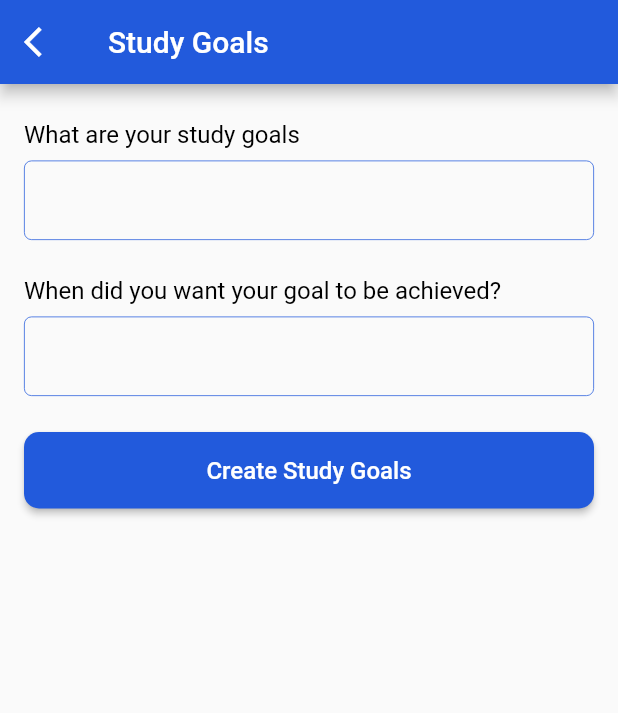
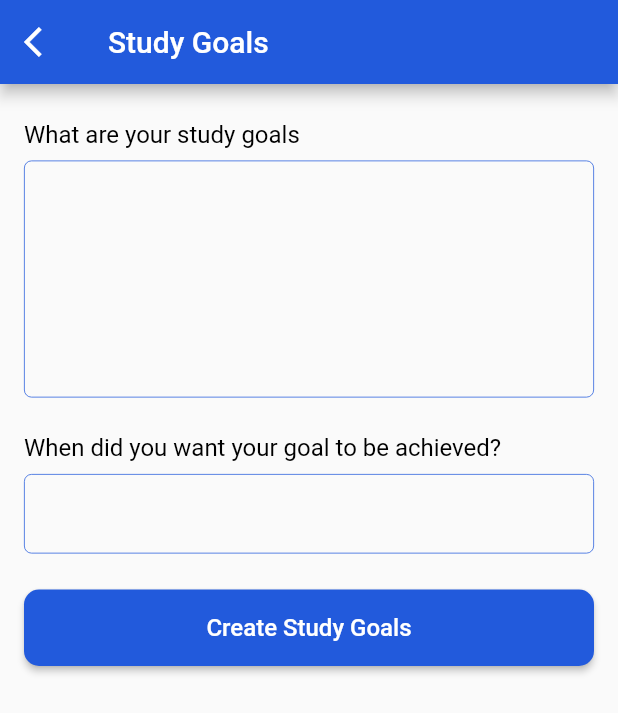
Before and after one commit to toyyibat1/My-StudyPal, a Flutter app: the AddStudyGoals screen opened directly, on a phone screen of 412 x 824 dp. Shown: the top 713 px of the screen. Run offline on Flutter 3.47's test engine with Material 2 defaults, Android fonts, the phone set to English and light mode, and no system bars; our stand-ins replace firebase_core, flutter_spinkit, flutter_svg, google_fonts; accounts and stored records are empty.

Commit message:
adjust textform field

```diff
--- a/lib/src/views/screens/add_study_goals.dart
+++ b/lib/src/views/screens/add_study_goals.dart
@@ -30,6 +30,7 @@ class _AddStudyGoalsState extends State<AddStudyGoals> {
             children: [
                kMediumVerticalSpacing,
               AppTextField(
+                height: 7,
                   keyboardType: TextInputType.emailAddress,
                   textInputAction: TextInputAction.next,
                   text: 'What are your study goals',
--- a/lib/src/views/screens/create_task_screen.dart
+++ b/lib/src/views/screens/create_task_screen.dart
@@ -44,6 +44,7 @@ class _CreateTaskScreenState extends State<CreateTaskScreen> {
                 ),
                 kMediumVerticalSpacing,
                 AppTextField(
+                  height: 7,
                   text: 'Task Description',
                   keyboardType: TextInputType.text,
                   textInputAction: TextInputAction.next,
--- a/lib/src/views/widgets/app_textfield.dart
+++ b/lib/src/views/widgets/app_textfield.dart
@@ -25,6 +25,7 @@ class AppTextField extends StatelessWidget {
   final void Function(String) onChanged;
   final Color borderColor;
   final Color textColor;
+  final double height;
 
   const AppTextField({
     Key key,
@@ -49,7 +50,7 @@ class AppTextField extends StatelessWidget {
     this.maxlength,
     this.border,
     this.enabledBorder,
-    this.title,
+    this.title, this.height,
   }) : super(key: key);
 
   @override
@@ -66,7 +67,7 @@ class AppTextField extends StatelessWidget {
         kExtraSmallVerticalSpacing,
         TextFormField(
           controller: controller,
-          style: TextStyle(color: textColor, fontSize: 18),
+          style: TextStyle(color: textColor, fontSize: 18, height: height),
           onChanged: onChanged,
           maxLines: maxLines ?? 1,
           validator: validator,
```
